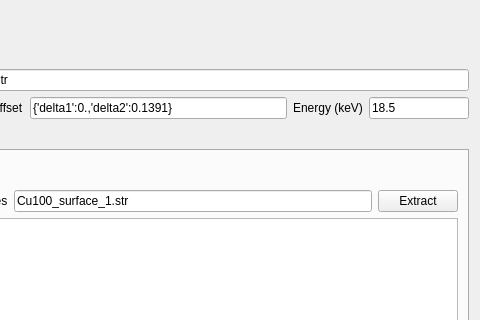
Above: projects/superrod/ctr_model_creator.ui from jackey-qiu/DaFy before the change; both pictures show x 436 to 916 and y 0 to 320 of the 916 by 983 pixel window. Below: the same form after it.
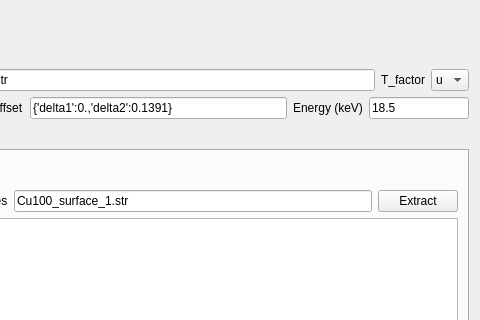
That is the form after the change. Custom widgets are drawn as their Qt base class.

Diff of the .ui file:
```diff
--- a/projects/superrod/ctr_model_creator.ui
+++ b/projects/superrod/ctr_model_creator.ui
@@ -101,6 +101,27 @@
        </property>
       </widget>
      </item>
+     <item>
+      <widget class="QLabel" name="label_27">
+       <property name="text">
+        <string>T_factor</string>
+       </property>
+      </widget>
+     </item>
+     <item>
+      <widget class="QComboBox" name="comboBox_T_factor">
+       <item>
+        <property name="text">
+         <string>u</string>
+        </property>
+       </item>
+       <item>
+        <property name="text">
+         <string>B</string>
+        </property>
+       </item>
+      </widget>
+     </item>
     </layout>
    </item>
    <item>
```
